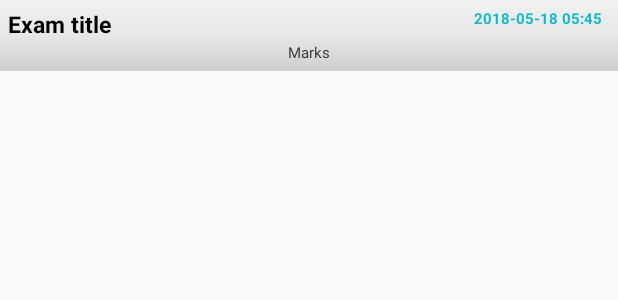
After one commit to frere10/officels, an Android app: the layout exam_list_view.xml on its own in the app's theme, with its tools: preview values and no code run, on a phone screen of 412 x 824 dp. The commit adds this screen. Shown: the top 300 px of the screen. Run offline under Robolectric (Android 15) with nearby library versions, the phone set to English and light mode, and no system bars; network calls fail.

Commit message:
Examination view

```diff
--- a/app/src/main/java/rw/akimana/officels/ChapiterActivity.java
+++ b/app/src/main/java/rw/akimana/officels/ChapiterActivity.java
@@ -33,8 +33,8 @@ public class ChapiterActivity extends AppCompatActivity {
            course_name = (String) bundle.get("course_name");
            course_weight = (String) bundle.get("course_weight");
         }
-        tvCourseDisplay = (TextView)findViewById(R.id.tv_course_display);
-        recyclerView = (RecyclerView)findViewById(R.id.rv_chapiters);
+        tvCourseDisplay = findViewById(R.id.tv_course_display);
+        recyclerView = findViewById(R.id.rv_chapiters);
 
         RecyclerView.LayoutManager layoutManager = new LinearLayoutManager(getApplicationContext());
         recyclerView.setLayoutManager(layoutManager);
--- a/app/src/main/java/rw/akimana/officels/ExerciseActivity.java
+++ b/app/src/main/java/rw/akimana/officels/ExerciseActivity.java
@@ -9,5 +9,7 @@ public class ExerciseActivity extends AppCompatActivity {
     protected void onCreate(Bundle savedInstanceState) {
         super.onCreate(savedInstanceState);
         setContentView(R.layout.activity_exercise);
+
+
     }
 }
--- /dev/null
+++ b/app/src/main/res/layout/exam_list_view.xml
@@ -0,0 +1,44 @@
+<?xml version="1.0" encoding="utf-8"?>
+<RelativeLayout xmlns:android="http://schemas.android.com/apk/res/android"
+    android:layout_width="match_parent"
+    android:layout_height="wrap_content"
+    android:background="@drawable/list_selector"
+    android:orientation="horizontal"
+    android:padding="5dip">
+
+    <!-- Title Of Song-->
+    <TextView
+        android:id="@+id/tv_exam_title"
+        android:layout_width="wrap_content"
+        android:layout_height="wrap_content"
+        android:text="Exam title"
+        android:textColor="#040404"
+        android:textSize="15dip"
+        android:textStyle="bold"
+        android:typeface="sans" />
+
+    <TextView
+        android:id="@+id/tv_exam_marks"
+        android:layout_width="wrap_content"
+        android:layout_height="wrap_content"
+        android:layout_below="@id/tv_exam_title"
+        android:layout_marginTop="1dip"
+        android:layout_centerHorizontal="true"
+        android:text="Marks"
+        android:textColor="#343434"
+        android:textSize="10dip" />
+
+    <!-- Rightend Duration -->
+    <TextView
+        android:id="@+id/tv_exam_created_at"
+        android:layout_width="wrap_content"
+        android:layout_height="wrap_content"
+        android:layout_alignParentRight="true"
+        android:layout_marginRight="5dip"
+        android:gravity="right"
+        android:text="2018-05-18 05:45"
+        android:textColor="#10bcc9"
+        android:textSize="10dip"
+        android:textStyle="bold" />
+
+</RelativeLayout>
```
Also changed, not shown: app/src/main/java/rw/akimana/officels/Adapters/CourseVAdapter.java (+6 -8 lines), app/src/main/java/rw/akimana/officels/Adapters/ExamVAdapter.java (added, +75 -0 lines), app/src/main/java/rw/akimana/officels/AppRequest/ExamRequest.java (added, +146 -0 lines), app/src/main/java/rw/akimana/officels/Models/Exam.java (+49 -0 lines), app/src/main/res/layout/activity_exercise.xml (+8 -0 lines).
